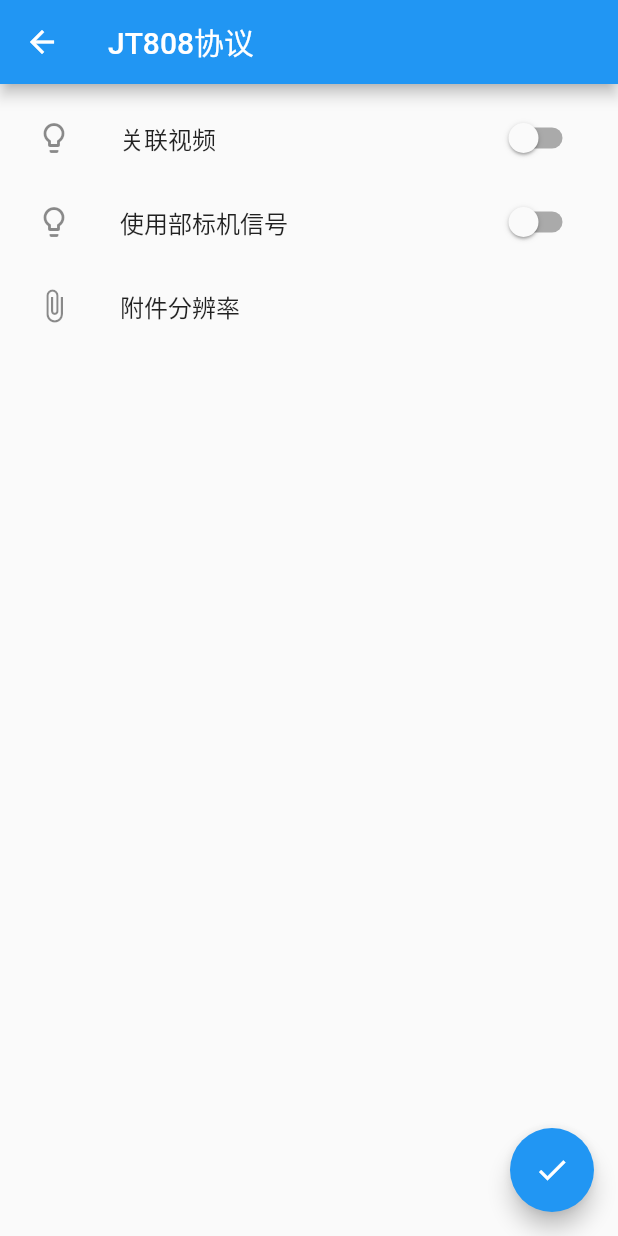
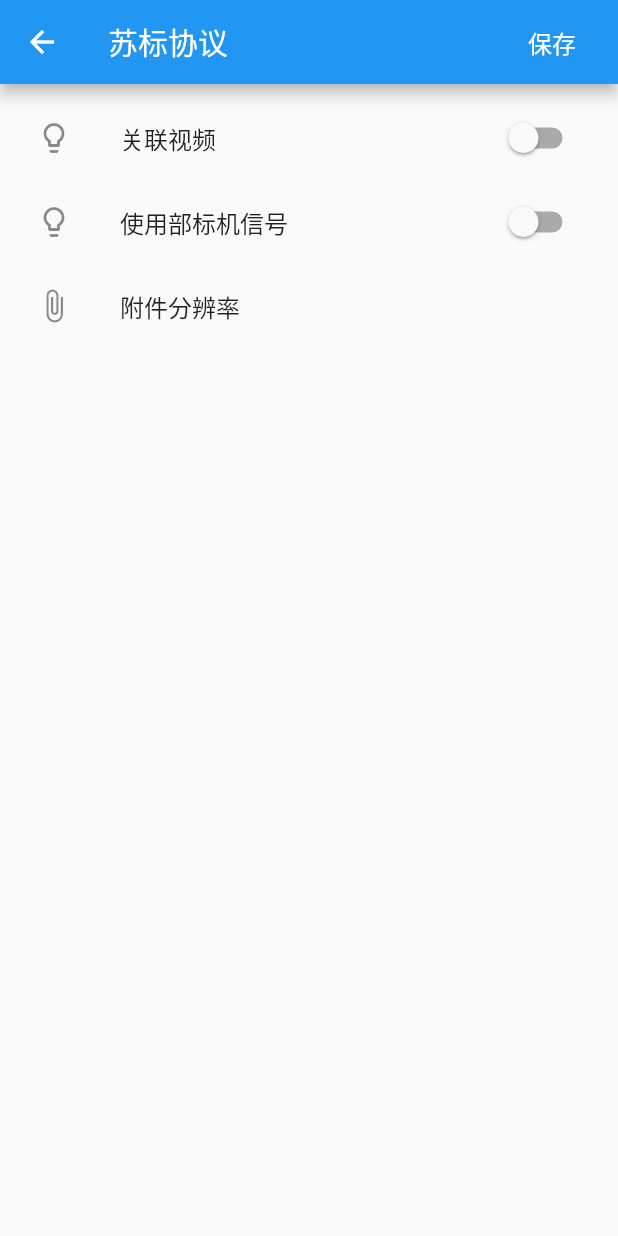
Before and after one commit to MascotWu/M4_Settings, a Flutter app: the SuBiaoConfigPage screen opened directly, on a phone screen of 412 x 824 dp. Run offline on Flutter 3.47's test engine with Material 2 defaults, Android fonts, the phone set to English and light mode, and no system bars; our stand-ins replace fluttertoast, rxdart.

Commit message:
把Floating action button改成右上角的菜单

```diff
--- a/lib/subiao.dart
+++ b/lib/subiao.dart
@@ -42,9 +42,16 @@ class _SuBiaoConfigState extends State<SuBiaoConfigPage> {
   @override
   Widget build(BuildContext context) {
     return Scaffold(
-      appBar: AppBar(
-        title: Text('JT808协议'),
-      ),
+      appBar: AppBar(title: Text('苏标协议'), actions: <Widget>[
+        // action button
+        FlatButton(
+          child: Text(
+            '保存',
+            style: TextStyle(color: Colors.white, fontSize: 16),
+          ),
+          onPressed: _setConfig,
+        ),
+      ]),
       body: ListView(
         padding: const EdgeInsets.all(8.0),
         children: <Widget>[
@@ -89,11 +96,6 @@ class _SuBiaoConfigState extends State<SuBiaoConfigPage> {
           ),
         ],
       ),
-      floatingActionButton: FloatingActionButton(
-        onPressed: _setConfig,
-        tooltip: 'Increment',
-        child: Icon(Icons.done),
-      ),
       resizeToAvoidBottomPadding: false,
     );
   }
```
Also changed, not shown: lib/camera.dart (+10 -7 lines), lib/camera_settings.dart (+10 -7 lines), lib/jt808.dart (+10 -8 lines).
